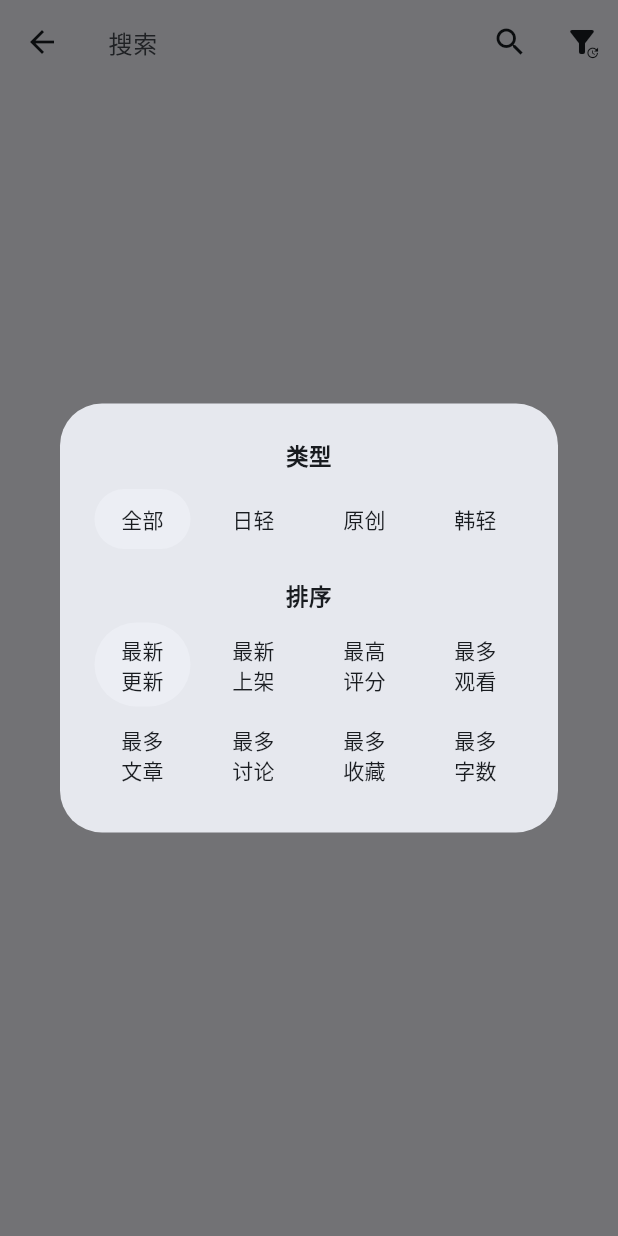
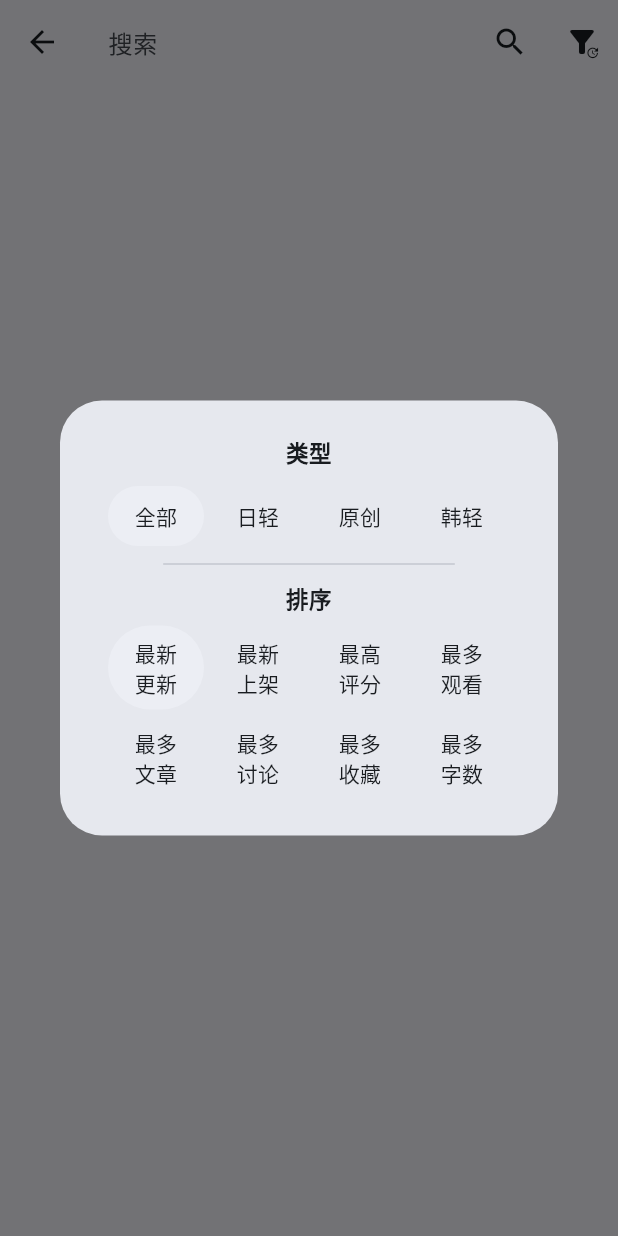
Before and after one commit to EnableAria/Esjzone, a Flutter app: the SearchPage screen opened by its route, after a tap on the "filter alt" icon, on a phone screen of 412 x 824 dp. Run offline on Flutter 3.47's test engine with Material 3 defaults, Android fonts, the light colour scheme and no system bars; our stand-ins replace cached_network_image, dio, flutter_cache_manager, flutter_html, flutter_svg, shared_preferences; accounts and stored records are empty; network calls fail.

Commit message:
筛选对话框显示样式调整

```diff
--- a/lib/widgets/custom_button.dart
+++ b/lib/widgets/custom_button.dart
@@ -350,14 +350,19 @@ void _showFilterDialog({
             overscroll: false, // 禁用拉伸效果
           ),
           child: ListView(
-            padding: EdgeInsets.symmetric(vertical: 24),
+            padding: EdgeInsets.symmetric(vertical: 24, horizontal: 4),
             shrinkWrap: true,
             children: options.asMap().entries.fold([], (result, entry) {
               int index = entry.key;
               Options<Enum> e = entry.value;
               return result..addAll([
+                if (index > 0) Row(children: [
+                  const Expanded(flex: 1, child: SizedBox.shrink()),
+                  const Flexible(flex: 3, child: Divider(),),
+                  const Expanded(flex: 1, child: SizedBox.shrink()),
+                ],),
                 Padding(
-                  padding: EdgeInsets.only(top: index == 0 ? 0 : 16, bottom: 8),
+                  padding: EdgeInsets.only(top: index == 0 ? 0 : 4, bottom: 8),
                   child: Text(e.title,
                     textAlign: TextAlign.center,
                     style: TextStyle(fontWeight: FontWeight.bold, fontSize: fontSize + 1),
@@ -365,7 +370,7 @@ void _showFilterDialog({
                 ),
                 Wrap(
                   alignment: WrapAlignment.center,
-                  spacing: 10,
+                  spacing: 4,
                   runSpacing: 4,
                   children: e.options.map((value) => TextButton(
                     style: TextButton.styleFrom(
```
